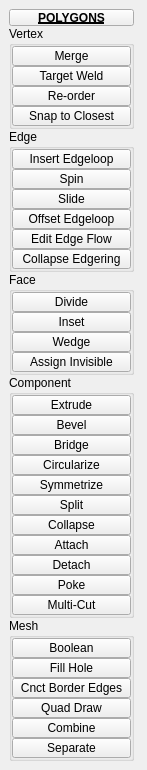
The window that uitk/ui/3/polygons.ui (m3trik/tentacle) describes before a commit, drawn with Qt 5.
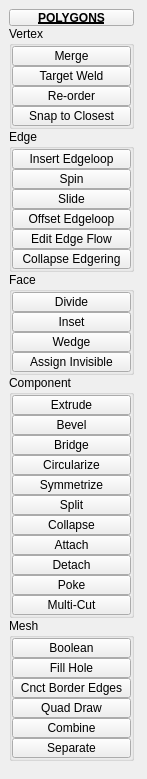
The same window after the commit. Custom widgets are drawn as their Qt base class.

Diff of the .ui file:
```diff
--- a/uitk/ui/3/polygons.ui
+++ b/uitk/ui/3/polygons.ui
@@ -7,7 +7,7 @@
     <x>0</x>
     <y>0</y>
     <width>147</width>
-    <height>752</height>
+    <height>779</height>
    </rect>
   </property>
   <property name="maximumSize">
```
Left out of the diff: 99 changed lines with no effect on the pictures.
